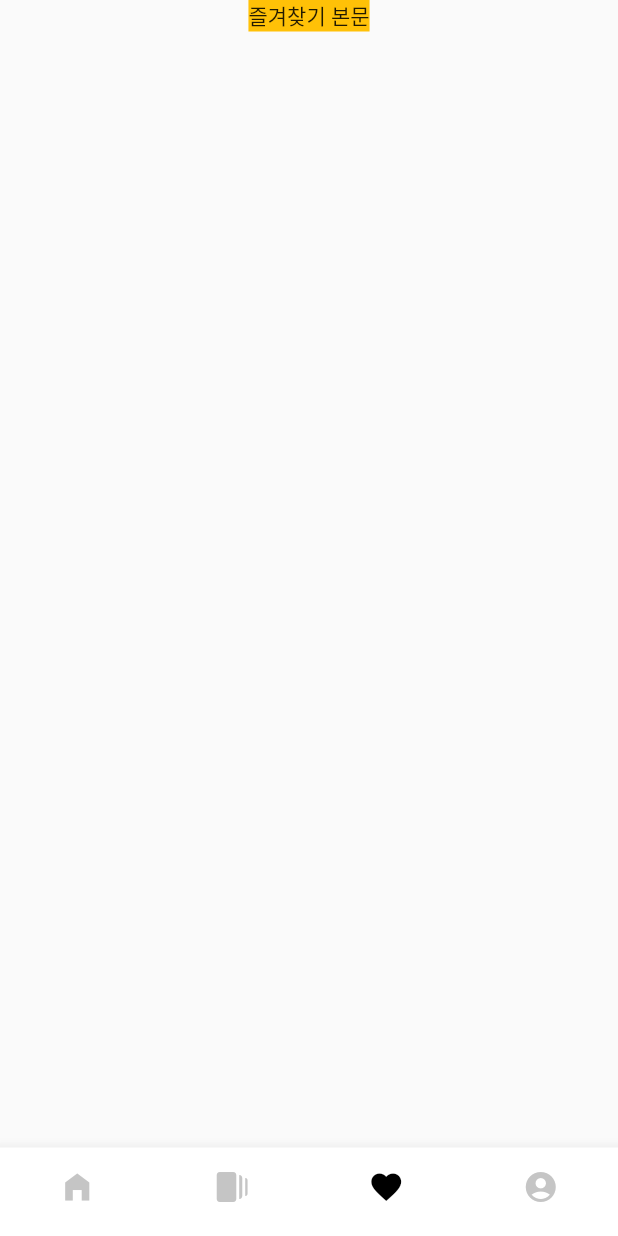
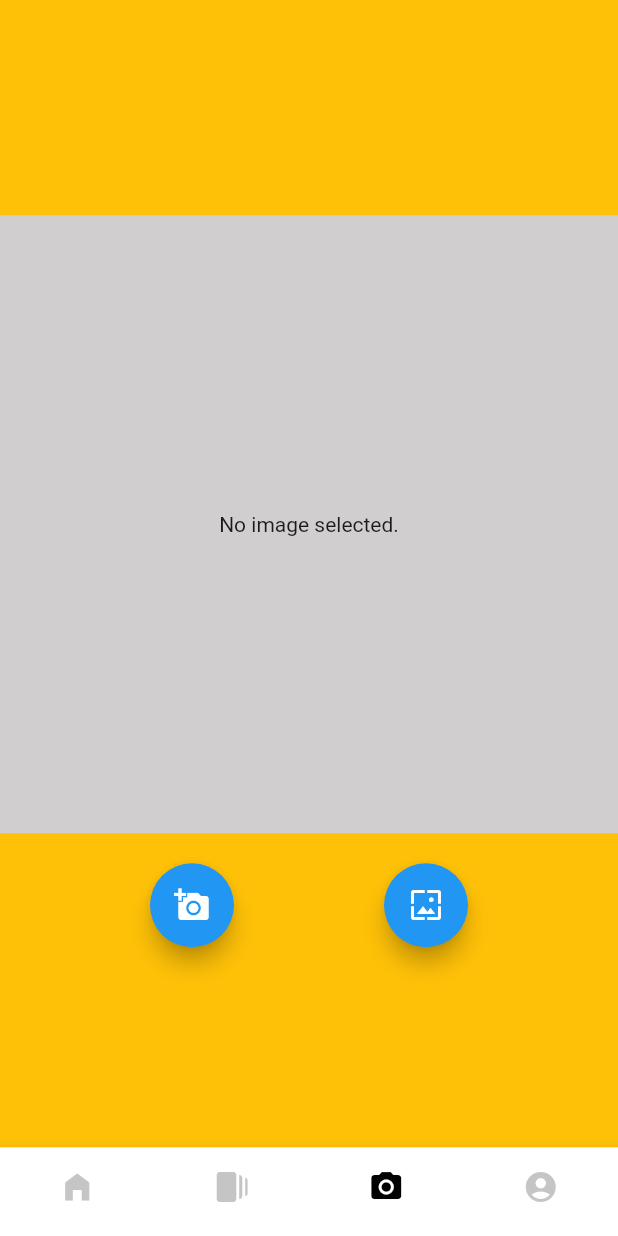
Before and after one commit to edp1096/hello_flutter, a Flutter app: the screen it shows after launch, item 3 of the bottom bar chosen, on a phone screen of 412 x 824 dp. Run offline on Flutter 3.47's test engine with Material 2 defaults, Android fonts, the phone set to English and light mode, and no system bars; our stand-ins replace get, image_picker, permission_handler, webview_flutter.

Commit message:
Anyway done.

```diff
--- a/lib/container_page.dart
+++ b/lib/container_page.dart
@@ -1,6 +1,6 @@
 import 'package:flutter/material.dart';
 import 'package:hello_flutter/screens/home.dart';
-import 'package:hello_flutter/screens/favorite.dart';
+import 'package:hello_flutter/screens/camera.dart';
 import 'package:hello_flutter/screens/webview.dart';
 import 'package:hello_flutter/screens/mypage.dart';
 
@@ -23,8 +23,8 @@ class _ScreenContainerState extends State<ScreenContainer> {
       icon: Icon(Icons.web_stories),
     ),
     const BottomNavigationBarItem(
-      label: '즐겨찾기',
-      icon: Icon(Icons.favorite),
+      label: '사진기',
+      icon: Icon(Icons.camera_alt),
     ),
     const BottomNavigationBarItem(
       label: '내 페이지',
@@ -35,7 +35,7 @@ class _ScreenContainerState extends State<ScreenContainer> {
   List pages = [
     const HomeScreen(),
     const WebViewScreen(),
-    const FavoriteScreen(),
+    const CameraScreen(),
     const MyPageScreen(),
   ];
 
--- a/lib/main.dart
+++ b/lib/main.dart
@@ -2,12 +2,16 @@ import 'package:flutter/material.dart';
 import 'package:get/get.dart';
 import 'package:hello_flutter/container_page.dart';
 import 'package:hello_flutter/landing_page.dart';
+import 'package:hello_flutter/utils/permission_manager.dart';
 
 class MyApp extends StatelessWidget {
   const MyApp({Key? key}) : super(key: key);
 
   @override
   Widget build(BuildContext context) {
+    final permissionManager = PermissionManager();
+    permissionManager.checkRequestCameraStoragePermission();
+
     final myapp = GetMaterialApp(
       debugShowCheckedModeBanner: false,
       initialRoute: '/',
--- /dev/null
+++ b/lib/screens/camera.dart
@@ -0,0 +1,89 @@
+import 'dart:io';
+import 'package:flutter/material.dart';
+import 'package:flutter/services.dart';
+import 'package:image_picker/image_picker.dart';
+
+class CameraScreen extends StatefulWidget {
+  const CameraScreen({Key? key}) : super(key: key);
+
+  @override
+  State<CameraScreen> createState() => _CameraScreenState();
+}
+
+class _CameraScreenState extends State<CameraScreen> {
+  File? _image;
+  final picker = ImagePicker();
+
+  // 카메라와 갤러리 이미지 취득
+  Future getImage(ImageSource imageSource) async {
+    final image = await picker.pickImage(source: imageSource);
+
+    setState(() {
+      if (image == null) {
+        return;
+      }
+      _image = File(image.path); // 가져온 이미지를 _image에 저장
+    });
+  }
+
+  // 이미지 표시
+  Widget showImage() {
+    const noImage = Text('No image selected.');
+
+    return Container(
+      color: const Color(0xffd0cece),
+      width: MediaQuery.of(context).size.width,
+      height: MediaQuery.of(context).size.width,
+      child: Center(
+        child: _image == null ? noImage : Image.file(File(_image!.path)),
+      ),
+    );
+  }
+
+  @override
+  Widget build(BuildContext context) {
+    // 화면 세로 고정
+    SystemChrome.setPreferredOrientations([
+      DeviceOrientation.portraitUp,
+      DeviceOrientation.portraitDown,
+    ]);
+
+    final scaffold = Container(
+      color: Colors.amber,
+      child: Center(
+        child: Column(
+          mainAxisAlignment: MainAxisAlignment.center,
+          children: [
+            const SizedBox(height: 10.0),
+            showImage(),
+            const SizedBox(height: 20.0),
+            Row(
+              mainAxisAlignment: MainAxisAlignment.spaceEvenly,
+              children: <Widget>[
+                // 카메라 버튼
+                FloatingActionButton(
+                  tooltip: 'Camera',
+                  onPressed: () {
+                    getImage(ImageSource.camera);
+                  },
+                  child: const Icon(Icons.add_a_photo),
+                ),
+
+                // 갤러리 버튼
+                FloatingActionButton(
+                  tooltip: 'Gallery',
+                  onPressed: () {
+                    getImage(ImageSource.gallery);
+                  },
+                  child: const Icon(Icons.wallpaper),
+                ),
+              ],
+            ),
+          ],
+        ),
+      ),
+    );
+
+    return Expanded(child: scaffold);
+  }
+}
--- a/lib/screens/favorite.dart
+++ /dev/null
@@ -1,20 +0,0 @@
-import 'package:flutter/material.dart';
-
-class FavoriteScreen extends StatefulWidget {
-  const FavoriteScreen({Key? key}) : super(key: key);
-
-  @override
-  State<FavoriteScreen> createState() => _FavoriteScreenState();
-}
-
-class _FavoriteScreenState extends State<FavoriteScreen> {
-  @override
-  Widget build(BuildContext context) {
-    final scaffold = Container(
-      color: Colors.amber,
-      child: const Text("즐겨찾기 본문"),
-    );
-
-    return scaffold;
-  }
-}
--- /dev/null
+++ b/lib/utils/permission_manager.dart
@@ -0,0 +1,13 @@
+import 'package:permission_handler/permission_handler.dart';
+
+class PermissionManager {
+  Future<bool> checkRequestCameraStoragePermission() async {
+    Map<Permission, PermissionStatus> statuses = await [
+      Permission.camera,
+      Permission.storage,
+    ].request();
+
+    return statuses[Permission.camera]!.isGranted &&
+        statuses[Permission.storage]!.isGranted;
+  }
+}
--- a/pubspec.yaml
+++ b/pubspec.yaml
@@ -38,6 +38,8 @@ dependencies:
   cupertino_icons: ^1.0.2
   get: ^4.6.5
   webview_flutter: ^4.2.2
+  permission_handler: ^10.3.0
+  image_picker: ^0.8.9
 
 dev_dependencies:
   flutter_test:
```
Also changed, not shown: pubspec.lock, 3 other files.
